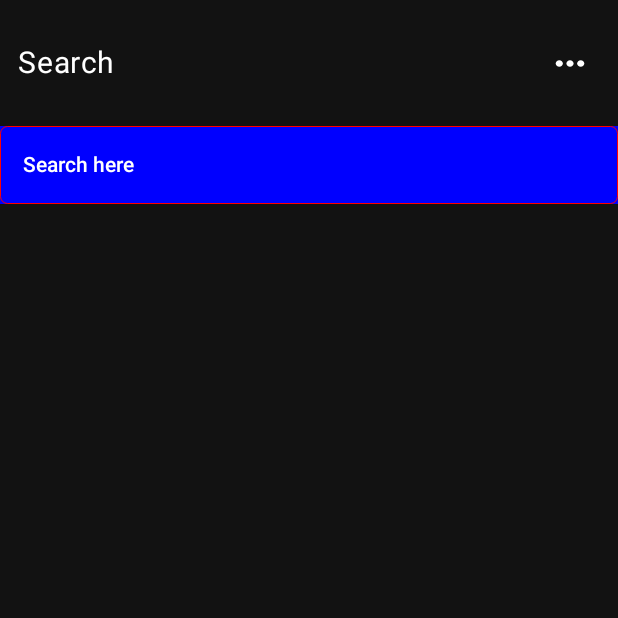
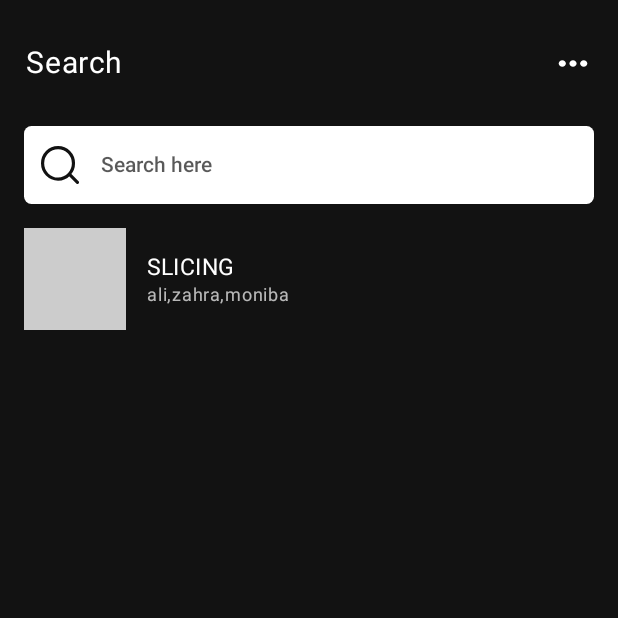
Before and after one commit to im-ali-f/spotify, an Android app built with Jetpack Compose: the HomeComp screen opened through its navigation route, on a phone screen of 412 x 824 dp, the top half of it. Run offline under Robolectric (Android 15) with nearby library versions, the phone set to English and light mode, and no system bars.

Commit message:
lazy item

```diff
--- a/app/build.gradle.kts
+++ b/app/build.gradle.kts
@@ -70,6 +70,10 @@ dependencies {
 
     //nav
     implementation("androidx.navigation:navigation-compose:2.7.7")
+    //animation navigation
+    implementation(libs.androidx.compose.animation)
+
+    implementation(platform("androidx.compose:compose-bom:2024.02.01"))
 
     //scaffold
     implementation("androidx.compose.material:material:1.6.2")
--- a/app/src/main/java/com/example/techsrcstudioc/homePage/HomeComp.kt
+++ b/app/src/main/java/com/example/techsrcstudioc/homePage/HomeComp.kt
@@ -1,18 +1,26 @@
 package com.example.techsrcstudioc.homePage
 
 import android.annotation.SuppressLint
+import androidx.compose.animation.ExperimentalSharedTransitionApi
+import androidx.compose.animation.SharedTransitionLayout
 import androidx.compose.foundation.background
 import androidx.compose.foundation.layout.fillMaxSize
 import androidx.compose.material.Scaffold
 import androidx.compose.runtime.Composable
 import androidx.compose.ui.Modifier
 import androidx.navigation.NavController
+import androidx.navigation.NavType
+import androidx.navigation.compose.NavHost
+import androidx.navigation.compose.composable
+import androidx.navigation.compose.rememberNavController
+import androidx.navigation.navArgument
 import com.example.techsrcstudioc.Data.VMs.GeneralViewModel
 import com.example.techsrcstudioc.Data.VMs.LoginLogoutViewModel
-import com.example.techsrcstudioc.homePage.topbarComp.SearchBar
-import com.example.techsrcstudioc.homePage.topbarComp.TopBarComp
+import com.example.techsrcstudioc.searchPage.SearchBar
+import com.example.techsrcstudioc.searchPage.SearchComp
 import com.example.techsrcstudioc.ui.theme.mainBGC
 
+@OptIn(ExperimentalSharedTransitionApi::class)
 @SuppressLint("UnusedMaterialScaffoldPaddingParameter")
 @Composable
 fun HomeComp(
@@ -32,7 +40,18 @@ fun HomeComp(
         backgroundColor = mainBGC
 
     ) {
-        SearchBar(navController = navController, generalModel = generalModel )
+
+        val innerNavState = rememberNavController()
+        SharedTransitionLayout {
+            NavHost(navController = innerNavState, startDestination = "searchPart") {
+
+                composable("searchPart") {
+                    SearchComp(navController = navController, generalModel = generalModel)
+                }
+
+
+            }
+        }
     }
 
 
--- a/app/src/main/java/com/example/techsrcstudioc/homePage/topbarComp/TopBarComp.kt
+++ b/app/src/main/java/com/example/techsrcstudioc/homePage/TopBarComp.kt
@@ -1,4 +1,4 @@
-package com.example.techsrcstudioc.homePage.topbarComp
+package com.example.techsrcstudioc.homePage
 
 import androidx.compose.foundation.layout.Arrangement
 import androidx.compose.foundation.layout.Row
@@ -28,7 +28,7 @@ fun TopBarComp(
     lsModel: LoginLogoutViewModel
 ) {
     Row(
-        Modifier.fillMaxWidth().padding(start = 12.dp, end = 12.dp, top = 22.dp, bottom = 22.dp),
+        Modifier.fillMaxWidth().padding(start = 17.dp, end = 10.dp, top = 22.dp, bottom = 22.dp),
         verticalAlignment = Alignment.CenterVertically,
         horizontalArrangement = Arrangement.SpaceBetween,
     ) {
--- a/app/src/main/java/com/example/techsrcstudioc/homePage/topbarComp/SearchBar.kt
+++ b/app/src/main/java/com/example/techsrcstudioc/searchPage/SearchBar.kt
@@ -1,10 +1,12 @@
-package com.example.techsrcstudioc.homePage.topbarComp
+package com.example.techsrcstudioc.searchPage
 
 import androidx.compose.foundation.background
 import androidx.compose.foundation.border
 import androidx.compose.foundation.interaction.MutableInteractionSource
 import androidx.compose.foundation.layout.PaddingValues
+import androidx.compose.foundation.layout.fillMaxSize
 import androidx.compose.foundation.layout.fillMaxWidth
+import androidx.compose.foundation.layout.padding
 import androidx.compose.foundation.layout.size
 import androidx.compose.foundation.shape.RoundedCornerShape
 import androidx.compose.foundation.text.BasicTextField
@@ -12,10 +14,12 @@ import androidx.compose.foundation.text.KeyboardOptions
 import androidx.compose.material.Icon
 import androidx.compose.material.IconButton
 import androidx.compose.material.Text
+import androidx.compose.material3.ExperimentalMaterial3Api
 import androidx.compose.material3.TextFieldDefaults
 import androidx.compose.runtime.Composable
 import androidx.compose.runtime.remember
 import androidx.compose.ui.Modifier
+import androidx.compose.ui.draw.clip
 import androidx.compose.ui.graphics.Color
 import androidx.compose.ui.res.painterResource
 import androidx.compose.ui.text.TextStyle
@@ -31,12 +35,15 @@ import androidx.lifecycle.viewmodel.compose.viewModel
 import androidx.navigation.NavController
 import com.example.techsrcstudioc.Data.VMs.GeneralViewModel
 import com.example.techsrcstudioc.Data.VMs.SearchViewModel
+import com.example.techsrcstudioc.ui.theme.mainFontColor
+import com.example.techsrcstudioc.ui.theme.searchIconColor
 
+@OptIn(ExperimentalMaterial3Api::class)
 @Composable
 fun SearchBar(
     navController: NavController,
     generalModel: GeneralViewModel,
-    searchModel: SearchViewModel = viewModel()
+    searchModel: SearchViewModel
 ) {
     val interactionSource2 = remember { MutableInteractionSource() }
     BasicTextField(
@@ -46,11 +53,12 @@ fun SearchBar(
         },
         singleLine = true,
         maxLines = 1,
-        textStyle = TextStyle(fontSize = 17.sp, lineHeight = 30.sp, fontWeight = FontWeight(500), color = Color.White),
+        textStyle = TextStyle(fontSize = 17.sp, lineHeight = 30.sp, fontWeight = FontWeight(500), color = mainFontColor),
         modifier = Modifier
             .fillMaxWidth()
-            .background(Color.Blue)
-            .border(width = 0.5.dp, color = Color.Red, shape = RoundedCornerShape(5.dp)),
+            .padding(start = 16.dp , end = 16.dp)
+            .clip(RoundedCornerShape(5.dp))
+            .background(Color.White),
         interactionSource = interactionSource2,
         keyboardOptions = KeyboardOptions(
             keyboardType = KeyboardType.Password,
@@ -73,16 +81,22 @@ fun SearchBar(
                     text = "Search here",
                     fontWeight = FontWeight(500),
                     fontSize = 14.sp,
-                    color =  Color.White
+                    color =  mainFontColor
                 )
             },
-            trailingIcon = {
+            leadingIcon = {
+                IconButton(
+                    modifier = Modifier.size(25.dp),
+                    onClick = {
+                        //todo search
+                    }) {
                     Icon(
-                        painter = painterResource(id = R.drawable.more),
-                        modifier = Modifier.size(19.dp),
-                        contentDescription = "search icon",
-                        tint = Color.Blue
+                        modifier = Modifier.fillMaxSize(),
+                        painter = painterResource(id = R.drawable.search),
+                        contentDescription = null,
+                        tint = searchIconColor
                     )
+                }
             },
             interactionSource = interactionSource2,
             visualTransformation = VisualTransformation.None,
--- /dev/null
+++ b/app/src/main/java/com/example/techsrcstudioc/searchPage/SearchComp.kt
@@ -0,0 +1,90 @@
+package com.example.techsrcstudioc.searchPage
+
+import androidx.compose.animation.ExperimentalSharedTransitionApi
+import androidx.compose.animation.SharedTransitionScope
+import androidx.compose.foundation.Image
+import androidx.compose.foundation.background
+import androidx.compose.foundation.clickable
+import androidx.compose.foundation.interaction.MutableInteractionSource
+import androidx.compose.foundation.layout.Box
+import androidx.compose.foundation.layout.Column
+import androidx.compose.foundation.layout.Row
+import androidx.compose.foundation.layout.fillMaxSize
+import androidx.compose.foundation.layout.fillMaxWidth
+import androidx.compose.foundation.layout.padding
+import androidx.compose.foundation.layout.size
+import androidx.compose.foundation.shape.RoundedCornerShape
+import androidx.compose.material.ripple.rememberRipple
+import androidx.compose.material3.Text
+import androidx.compose.runtime.Composable
+import androidx.compose.runtime.remember
+import androidx.compose.ui.Alignment
+import androidx.compose.ui.Modifier
+import androidx.compose.ui.draw.clip
+import androidx.compose.ui.graphics.Color
+import androidx.compose.ui.text.font.FontWeight
+import androidx.compose.ui.unit.dp
+import androidx.compose.ui.unit.sp
+import androidx.lifecycle.viewmodel.compose.viewModel
+import androidx.navigation.NavController
+import com.example.techsrcstudioc.Data.VMs.GeneralViewModel
+import com.example.techsrcstudioc.Data.VMs.LoginLogoutViewModel
+import com.example.techsrcstudioc.Data.VMs.SearchViewModel
+import com.example.techsrcstudioc.ui.theme.lightWhiteFontColor
+
+@OptIn(ExperimentalSharedTransitionApi::class)
+@Composable
+fun SharedTransitionScope.SearchComp(
+    navController: NavController,
+    generalModel: GeneralViewModel,
+    searchModel: SearchViewModel = viewModel()
+) {
+    Column(Modifier.fillMaxSize()) {
+        SearchBar(navController = navController, generalModel = generalModel, searchModel)
+
+
+        //for test
+        Row(
+            Modifier
+                .fillMaxWidth()
+                .padding(16.dp)
+                .clip(RoundedCornerShape(0.dp, 5.dp, 5.dp, 0.dp))
+                .clickable(
+                    interactionSource = remember { MutableInteractionSource() },
+                    indication = rememberRipple(color = Color.LightGray)
+                ) {
+                    //todo play this music
+                },
+            verticalAlignment = Alignment.CenterVertically
+        ) {
+            Box(
+                modifier = Modifier
+                    .size(68.dp)
+                    .background(Color.LightGray)
+            ) {
+                //todo inja image biad
+            }
+
+            Column(
+                Modifier
+                    .fillMaxWidth()
+                    .padding(start = 14.dp)) {
+                Text(
+                    text = "SLICING",
+                    fontSize = 15.sp,
+                    lineHeight = 21.sp,
+                    fontWeight = FontWeight(400),
+                    color = Color.White
+                )
+                Text(
+                    text = "ali,zahra,moniba",
+                    fontSize = 12.sp,
+                    lineHeight = 16.sp,
+                    fontWeight = FontWeight(400),
+                    color = lightWhiteFontColor
+                )
+            }
+        }
+        //end for test
+    }
+}
--- a/app/src/main/java/com/example/techsrcstudioc/ui/theme/Color.kt
+++ b/app/src/main/java/com/example/techsrcstudioc/ui/theme/Color.kt
@@ -15,3 +15,8 @@ val Pink40 = Color(0xFF7D5260)
 val mainBGC = Color(0xFF121212)
 val spotifyIconColor = Color(0xFF1ED760)
 val unclickedBTNColor = Color(0xFF384656)
+
+//search
+val mainFontColor = Color(0xB3121212)
+val searchIconColor = Color(0xFF121212)
+val lightWhiteFontColor = Color(0xB3FFFFFF)
--- /dev/null
+++ b/app/src/main/res/drawable/search.xml
@@ -0,0 +1,12 @@
+<vector xmlns:android="http://schemas.android.com/apk/res/android"
+    android:width="24dp"
+    android:height="24dp"
+    android:viewportWidth="24"
+    android:viewportHeight="24">
+  <path
+      android:pathData="M17.867,17.762C19.504,15.982 20.507,13.587 20.507,10.952C20.507,5.456 16.14,1 10.753,1C5.367,1 1,5.456 1,10.952C1,16.449 5.367,20.905 10.753,20.905C13.559,20.905 16.087,19.696 17.867,17.762ZM17.867,17.762L23,23"
+      android:strokeWidth="2"
+      android:fillColor="#00000000"
+      android:strokeColor="#121212"
+      android:strokeLineCap="round"/>
+</vector>
--- a/gradle/libs.versions.toml
+++ b/gradle/libs.versions.toml
@@ -8,6 +8,7 @@ espressoCore = "3.6.1"
 lifecycleRuntimeKtx = "2.8.4"
 activityCompose = "1.9.1"
 composeBom = "2024.04.01"
+composeAnimation = "1.7.0-beta05"
 
 [libraries]
 androidx-core-ktx = { group = "androidx.core", name = "core-ktx", version.ref = "coreKtx" }
@@ -24,6 +25,8 @@ androidx-ui-tooling-preview = { group = "androidx.compose.ui", name = "ui-toolin
 androidx-ui-test-manifest = { group = "androidx.compose.ui", name = "ui-test-manifest" }
 androidx-ui-test-junit4 = { group = "androidx.compose.ui", name = "ui-test-junit4" }
 androidx-material3 = { group = "androidx.compose.material3", name = "material3" }
+androidx-compose-animation = { group = "androidx.compose.animation", name = "animation", version.ref = "composeAnimation" }
+
 
 [plugins]
 android-application = { id = "com.android.application", version.ref = "agp" }
```
